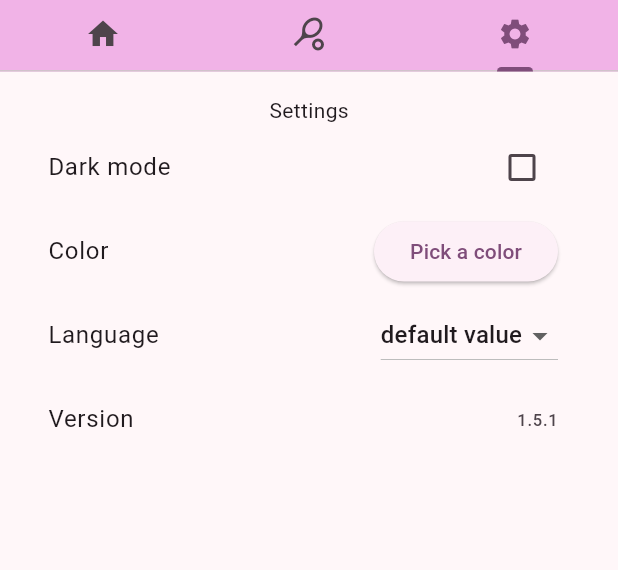
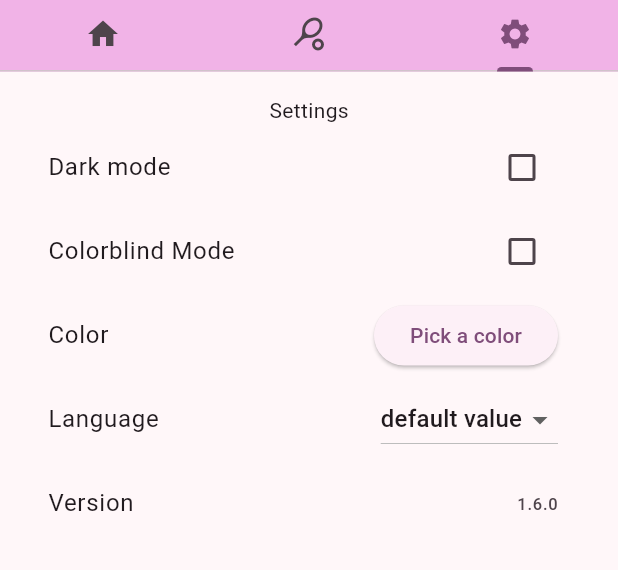
Before and after one commit to ComteHerrapait/DadouFit, a Flutter app: the screen it shows after launch, tab 3 chosen, on a phone screen of 412 x 824 dp, the part 38-608 px from its top. Run offline on Flutter 3.47's test engine with Material 3 defaults, Android fonts, the phone set to English and light mode, and no system bars; our stand-ins replace flutter_colorpicker, package_info_plus, shared_preferences; missing offline and left inert: dart:js_interop, pwa_install; network calls fail.

Commit message:
Colorblind support

```diff
--- a/lib/l10n/app_en.arb
+++ b/lib/l10n/app_en.arb
@@ -9,6 +9,7 @@
   "settingsTitle": "Settings",
   "settingsDarkMode": "Dark mode",
   "settingsColor": "Color",
+  "settingsColorblind": "Colorblind Mode",
   "settingsColorPick": "Pick a color",
   "settingsLocale": "Language",
   "settingsVersion": "Version",
--- a/lib/l10n/app_fr.arb
+++ b/lib/l10n/app_fr.arb
@@ -9,6 +9,7 @@
   "settingsTitle": "Réglages",
   "settingsDarkMode": "Mode sombre",
   "settingsColor": "Couleur",
+  "settingsColorblind": "Mode daltonien",
   "settingsColorPick": "Choisir couleur",
   "settingsLocale": "Langue",
   "settingsVersion": "Version",
--- a/lib/l10n/app_localizations.dart
+++ b/lib/l10n/app_localizations.dart
@@ -146,6 +146,12 @@ abstract class AppLocalizations {
   /// **'Color'**
   String get settingsColor;
 
+  /// No description provided for @settingsColorblind.
+  ///
+  /// In en, this message translates to:
+  /// **'Colorblind Mode'**
+  String get settingsColorblind;
+
   /// No description provided for @settingsColorPick.
   ///
   /// In en, this message translates to:
--- a/lib/l10n/app_localizations_en.dart
+++ b/lib/l10n/app_localizations_en.dart
@@ -34,6 +34,9 @@ class AppLocalizationsEn extends AppLocalizations {
   String get settingsColor => 'Color';
 
   @override
+  String get settingsColorblind => 'Colorblind Mode';
+
+  @override
   String get settingsColorPick => 'Pick a color';
 
   @override
--- a/lib/l10n/app_localizations_fr.dart
+++ b/lib/l10n/app_localizations_fr.dart
@@ -34,6 +34,9 @@ class AppLocalizationsFr extends AppLocalizations {
   String get settingsColor => 'Couleur';
 
   @override
+  String get settingsColorblind => 'Mode daltonien';
+
+  @override
   String get settingsColorPick => 'Choisir couleur';
 
   @override
--- a/lib/src/dadoufit.dart
+++ b/lib/src/dadoufit.dart
@@ -3,6 +3,7 @@ import 'package:dadoufit/src/pages/mainpage.dart';
 import 'package:dadoufit/src/pages/settingspage.dart';
 import 'package:dadoufit/src/pages/welcomepage.dart';
 import 'package:dadoufit/src/pages/wrapper.dart';
+import 'package:dadoufit/src/providers/colors_provider.dart';
 import 'package:dadoufit/src/providers/settings_provider.dart';
 import 'package:flutter/material.dart';
 import 'package:provider/provider.dart';
@@ -15,17 +16,19 @@ class DadouFitApp extends StatelessWidget {
     return MultiProvider(
       providers: [
         ChangeNotifierProvider(create: (context) => SettingsProvider()),
+        ProxyProvider<SettingsProvider, ColorsProvider>(
+          update: (_, settingsProvider, _) => ColorsProvider(settingsProvider),
+        ),
       ],
       child: DefaultTabController(
         length: 3,
         child: Builder(
           builder: (context) {
-            final themeProvider = Provider.of<SettingsProvider>(context);
             final settingsProvider = Provider.of<SettingsProvider>(context);
 
             return MaterialApp(
               title: 'DadouFit',
-              theme: themeProvider.theme(),
+              theme: settingsProvider.theme(),
               home: const Wrapper(
                 welcomepage: WelcomePage(),
                 mainpage: MainPage(),
--- a/lib/src/pages/settingspage.dart
+++ b/lib/src/pages/settingspage.dart
@@ -32,6 +32,18 @@ class SettingsPage extends StatelessWidget {
                 if (v == null) return;
                 settingsProvider.changeTheme(
                   v ? ThemeMode.dark : ThemeMode.light,
+                );
+              },
+            ),
+          ),
+          ListTile(
+            title: Text(context.translations.settingsColorblind),
+            trailing: Checkbox(
+              value: settingsProvider.isColorblind,
+              onChanged: (v) {
+                if (v == null) return;
+                settingsProvider.changeColorblindMode(
+                  v ? ColorblindMode.colorblind : ColorblindMode.normal,
                 );
               },
             ),
--- /dev/null
+++ b/lib/src/providers/colors_provider.dart
@@ -0,0 +1,27 @@
+import 'package:flutter/material.dart';
+
+import 'settings_provider.dart';
+
+class ColorsProvider {
+  final SettingsProvider settingsProvider;
+
+  ColorsProvider(this.settingsProvider);
+
+  bool get isDarkMode => settingsProvider.isDarkMode;
+  bool get isColorblind => settingsProvider.isColorblind;
+
+  static const Color colorblindOrange = Color.fromARGB(255, 255, 194, 10);
+  static const Color colorblindBlue = Color.fromARGB(255, 12, 123, 220);
+
+  Color colorAvailableForeground() =>
+      isColorblind ? colorblindOrange : Colors.green;
+
+  Color colorAvailableBackground() =>
+      isColorblind ? colorblindOrange : Colors.green;
+
+  Color colorUnavailableForeground() =>
+      isColorblind ? colorblindBlue : Colors.red;
+
+  Color colorUnavailableBackground() =>
+      isColorblind ? Colors.grey : Colors.grey;
+}
--- a/lib/src/providers/settings_provider.dart
+++ b/lib/src/providers/settings_provider.dart
@@ -6,10 +6,19 @@ import 'package:flutter/material.dart';
 import 'package:flutter_colorpicker/flutter_colorpicker.dart';
 import 'package:shared_preferences/shared_preferences.dart';
 
+enum ColorblindMode {
+  normal(key: "normal"),
+  colorblind(key: "colorblind");
+
+  const ColorblindMode({required this.key});
+  final String key;
+}
+
 enum PersistedSettings {
   darkMode(key: "darkmode_enabled"),
   locale(key: "locale"),
-  color(key: "theme_seed_color");
+  color(key: "theme_seed_color"),
+  colorBlindness(key: "colorblindness");
 
   const PersistedSettings({required this.key});
   final String key;
@@ -22,6 +31,7 @@ class SettingsProvider extends ChangeNotifier {
   ThemeMode themeMode = ThemeMode.dark;
   Color color = Color.fromARGB(125, 255, 50, 255);
   Locale? locale; // null -> automatic detection
+  ColorblindMode colorblindMode = ColorblindMode.normal;
 
   SettingsProvider() {
     _init();
@@ -33,6 +43,7 @@ class SettingsProvider extends ChangeNotifier {
     _loadDarkModeFromPrefs();
     _loadLocaleFromPrefs();
     _loadColorFromPrefs();
+    _loadColorblindnessFromPrefs();
 
     notifyListeners();
   }
@@ -72,6 +83,20 @@ class SettingsProvider extends ChangeNotifier {
     }
   }
 
+  void _loadColorblindnessFromPrefs() {
+    String? colorblindnessCode = prefs.getString(
+      PersistedSettings.colorBlindness.key,
+    );
+
+    if (colorblindnessCode != null && colorblindnessCode.isNotEmpty) {
+      ColorblindMode? fromPrefs = ColorblindMode.values
+          .asNameMap()[colorblindnessCode];
+      if (fromPrefs != null) {
+        colorblindMode = fromPrefs;
+      }
+    }
+  }
+
   // Public methods to change preferences values
 
   void changeTheme(ThemeMode newTheme) async {
@@ -97,9 +122,16 @@ class SettingsProvider extends ChangeNotifier {
     notifyListeners();
   }
 
+  void changeColorblindMode(ColorblindMode newColorblindMode) async {
+    colorblindMode = newColorblindMode;
+    prefs.setString(PersistedSettings.colorBlindness.key, colorblindMode.key);
+    notifyListeners();
+  }
+
   // Public getters to read preferences values
 
   bool get isDarkMode => themeMode == ThemeMode.dark;
+  bool get isColorblind => colorblindMode == ColorblindMode.colorblind;
   Brightness get brightness =>
       themeMode == ThemeMode.dark ? Brightness.dark : Brightness.light;
   ThemeData theme() {
--- a/pubspec.yaml
+++ b/pubspec.yaml
@@ -16,7 +16,7 @@ publish_to: 'none' # Remove this line if you wish to publish to pub.dev
 # https://developer.apple.com/library/archive/documentation/General/Reference/InfoPlistKeyReference/Articles/CoreFoundationKeys.html
 # In Windows, build-name is used as the major, minor, and patch parts
 # of the product and file versions while build-number is used as the build suffix.
-version: 1.5.1
+version: 1.6.0
 
 environment:
   sdk: ^3.8.1
```
Also changed, not shown: lib/src/widgets/slot_list.dart (+27 -3 lines).
